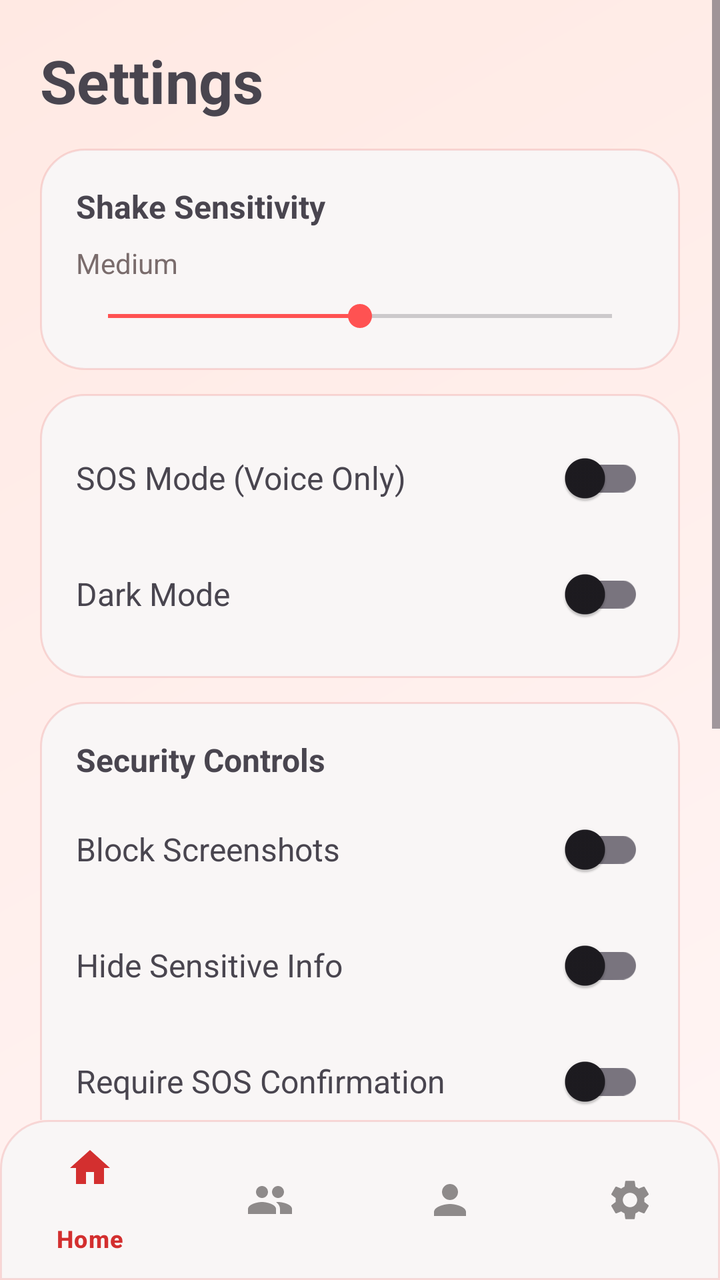
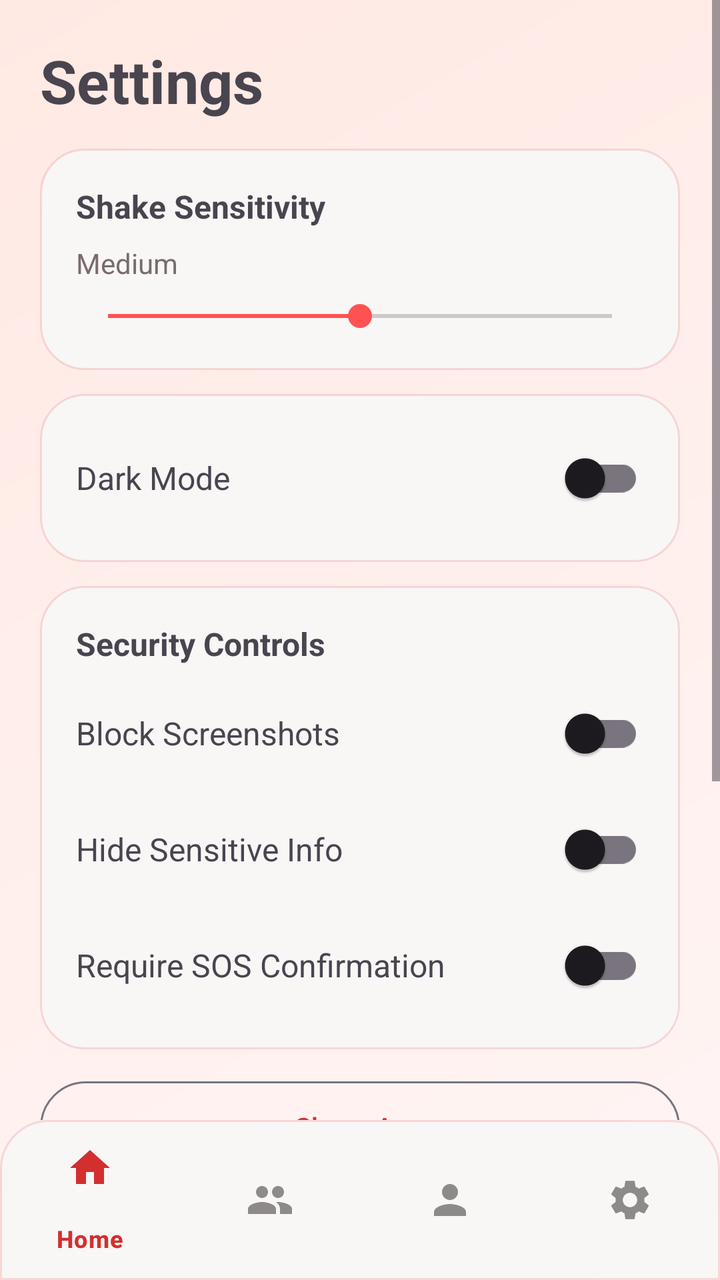

Screens rendered from an Android XML layout before and after an edit, with the pre-edit source and the edit as a unified diff.
<!-- AndroidManifest.xml: application theme Theme.SOSApp -->
<!-- res/layout/activity_settings.xml -->
<?xml version="1.0" encoding="utf-8"?>
<androidx.constraintlayout.widget.ConstraintLayout xmlns:android="http://schemas.android.com/apk/res/android"
    xmlns:app="http://schemas.android.com/apk/res-auto"
    android:layout_width="match_parent"
    android:layout_height="match_parent"
    android:background="@drawable/bg_screen_gradient">

    <ScrollView
        android:layout_width="match_parent"
        android:layout_height="0dp"
        android:fillViewport="true"
        app:layout_constraintTop_toTopOf="parent"
        app:layout_constraintBottom_toTopOf="@id/bottomNavigation">

        <LinearLayout
            android:layout_width="match_parent"
            android:layout_height="wrap_content"
            android:orientation="vertical"
            android:padding="20dp">

            <TextView
                android:layout_width="wrap_content"
                android:layout_height="wrap_content"
                android:text="@string/settings"
                android:textSize="30sp"
                android:textStyle="bold"
                android:layout_marginBottom="14dp" />

            <LinearLayout
                android:layout_width="match_parent"
                android:layout_height="wrap_content"
                android:orientation="vertical"
                android:padding="18dp"
                android:background="@drawable/bg_card_modern"
                android:layout_marginBottom="12dp">

                <TextView
                    android:layout_width="wrap_content"
                    android:layout_height="wrap_content"
                    android:text="@string/shake_sensitivity"
                    android:textSize="16sp"
                    android:textStyle="bold"
                    android:layout_marginBottom="8dp" />

                <TextView
                    android:id="@+id/tvSensitivity"
                    android:layout_width="wrap_content"
                    android:layout_height="wrap_content"
                    android:text="@string/medium"
                    android:textColor="@color/text_muted"
                    android:layout_marginBottom="8dp" />

                <SeekBar
                    android:id="@+id/seekBarSensitivity"
                    android:layout_width="match_parent"
                    android:layout_height="wrap_content"
                    android:max="2"
                    android:progress="1" />
            </LinearLayout>

            <LinearLayout
                android:layout_width="match_parent"
                android:layout_height="wrap_content"
                android:orientation="vertical"
                android:padding="18dp"
                android:background="@drawable/bg_card_modern"
                android:layout_marginBottom="12dp">

                <LinearLayout
                    android:layout_width="match_parent"
                    android:layout_height="wrap_content"
                    android:gravity="center_vertical"
                    android:layout_marginBottom="10dp">

                    <TextView
                        android:layout_width="0dp"
                        android:layout_height="wrap_content"
                        android:layout_weight="1"
                        android:text="@string/sos_mode"
                        android:textSize="16sp" />

                    <com.google.android.material.switchmaterial.SwitchMaterial
                        android:id="@+id/switchSOSMode"
                        android:layout_width="wrap_content"
                        android:layout_height="wrap_content" />
                </LinearLayout>

                <LinearLayout
                    android:layout_width="match_parent"
                    android:layout_height="wrap_content"
                    android:gravity="center_vertical">

                    <TextView
                        android:layout_width="0dp"
                        android:layout_height="wrap_content"
                        android:layout_weight="1"
                        android:text="@string/dark_mode"
                        android:textSize="16sp" />

                    <com.google.android.material.switchmaterial.SwitchMaterial
                        android:id="@+id/switchDarkMode"
                        android:layout_width="wrap_content"
                        android:layout_height="wrap_content" />
                </LinearLayout>
            </LinearLayout>

            <LinearLayout
                android:layout_width="match_parent"
                android:layout_height="wrap_content"
                android:orientation="vertical"
                android:padding="18dp"
                android:background="@drawable/bg_card_modern"
                android:layout_marginBottom="12dp">

                <TextView
                    android:layout_width="wrap_content"
                    android:layout_height="wrap_content"
                    android:text="@string/security_controls"
                    android:textSize="16sp"
                    android:textStyle="bold"
                    android:layout_marginBottom="10dp" />

                <LinearLayout
                    android:layout_width="match_parent"
                    android:layout_height="wrap_content"
                    android:gravity="center_vertical"
                    android:layout_marginBottom="10dp">

                    <TextView
                        android:layout_width="0dp"
                        android:layout_height="wrap_content"
                        android:layout_weight="1"
                        android:text="@string/block_screenshots"
                        android:textSize="16sp" />

                    <com.google.android.material.switchmaterial.SwitchMaterial
                        android:id="@+id/switchBlockScreenshots"
                        android:layout_width="wrap_content"
                        android:layout_height="wrap_content" />
                </LinearLayout>

                <LinearLayout
                    android:layout_width="match_parent"
                    android:layout_height="wrap_content"
                    android:gravity="center_vertical"
                    android:layout_marginBottom="10dp">

                    <TextView
                        android:layout_width="0dp"
                        android:layout_height="wrap_content"
                        android:layout_weight="1"
                        android:text="@string/hide_sensitive_info"
                        android:textSize="16sp" />

                    <com.google.android.material.switchmaterial.SwitchMaterial
                        android:id="@+id/switchHideSensitiveInfo"
                        android:layout_width="wrap_content"
                        android:layout_height="wrap_content" />
                </LinearLayout>

                <LinearLayout
                    android:layout_width="match_parent"
                    android:layout_height="wrap_content"
                    android:gravity="center_vertical">

                    <TextView
                        android:layout_width="0dp"
                        android:layout_height="wrap_content"
                        android:layout_weight="1"
                        android:text="@string/require_sos_confirmation"
                        android:textSize="16sp" />

                    <com.google.android.material.switchmaterial.SwitchMaterial
                        android:id="@+id/switchRequireSosConfirmation"
                        android:layout_width="wrap_content"
                        android:layout_height="wrap_content" />
                </LinearLayout>
            </LinearLayout>

            <Button
                android:id="@+id/btnShare"
                android:layout_width="match_parent"
                android:layout_height="54dp"
                android:layout_marginBottom="10dp"
                style="@style/Widget.Material3.Button.OutlinedButton"
                android:text="@string/share_app" />

            <Button
                android:id="@+id/btnRate"
                android:layout_width="match_parent"
                android:layout_height="54dp"
                android:layout_marginBottom="10dp"
                style="@style/Widget.Material3.Button.OutlinedButton"
                android:text="@string/rate_app" />

            <Button
                android:id="@+id/btnPrivacy"
                android:layout_width="match_parent"
                android:layout_height="54dp"
                android:layout_marginBottom="10dp"
                style="@style/Widget.Material3.Button.OutlinedButton"
                android:text="@string/privacy_policy" />

            <Button
                android:id="@+id/btnLogout"
                android:layout_width="match_parent"
                android:layout_height="54dp"
                android:backgroundTint="@color/error"
                android:text="@string/logout"
                android:textColor="@color/white" />
        </LinearLayout>
    </ScrollView>

    <com.google.android.material.bottomnavigation.BottomNavigationView
        android:id="@+id/bottomNavigation"
        android:layout_width="match_parent"
        android:layout_height="wrap_content"
        android:background="@drawable/bg_bottom_nav"
        app:itemIconTint="@color/bottom_nav_item_color"
        app:itemTextColor="@color/bottom_nav_item_color"
        app:layout_constraintBottom_toBottomOf="parent"
        app:menu="@menu/bottom_navigation" />

</androidx.constraintlayout.widget.ConstraintLayout>
<!-- resources referenced by this layout -->
<resources>
  <color name="error">#F44336</color>
  <color name="text_muted">#7A6C6C</color>
  <color name="white">#FFFFFF</color>
  <!-- drawable bg_bottom_nav (drawable) -->
  <?xml version="1.0" encoding="utf-8"?>
  <shape xmlns:android="http://schemas.android.com/apk/res/android">
      <corners
          android:topLeftRadius="24dp"
          android:topRightRadius="24dp" />
      <solid android:color="@color/card_surface" />
      <stroke
          android:width="1dp"
          android:color="@color/card_stroke" />
  </shape>
  <!-- drawable bg_card_modern (drawable) -->
  <?xml version="1.0" encoding="utf-8"?>
  <shape xmlns:android="http://schemas.android.com/apk/res/android">
      <corners android:radius="22dp" />
      <solid android:color="@color/card_surface" />
      <stroke
          android:width="1dp"
          android:color="@color/card_stroke" />
  </shape>
  <!-- drawable bg_screen_gradient (drawable) -->
  <?xml version="1.0" encoding="utf-8"?>
  <shape xmlns:android="http://schemas.android.com/apk/res/android">
      <gradient
          android:angle="135"
          android:startColor="@color/gradient_start"
          android:endColor="@color/gradient_end" />
  </shape>
  <string name="block_screenshots">Block Screenshots</string>
  <string name="dark_mode">Dark Mode</string>
  <string name="hide_sensitive_info">Hide Sensitive Info</string>
  <string name="logout">Logout</string>
  <string name="medium">Medium</string>
  <string name="privacy_policy">Privacy Policy</string>
  <string name="rate_app">Rate App</string>
  <string name="require_sos_confirmation">Require SOS Confirmation</string>
  <string name="security_controls">Security Controls</string>
  <string name="settings">Settings</string>
  <string name="shake_sensitivity">Shake Sensitivity</string>
  <string name="share_app">Share App</string>
  <string name="sos_mode">SOS Mode (Voice Only)</string>
  <style name="Theme.SOSApp" parent="Theme.Material3.DayNight.NoActionBar">
          <item name="colorPrimary">@color/primary</item>
          <item name="colorPrimaryDark">@color/primary_dark</item>
          <item name="colorAccent">@color/accent</item>
          <item name="android:statusBarColor">@android:color/transparent</item>
          <item name="android:windowBackground">?attr/colorSurface</item>
      </style>
  <color name="card_surface">#F9F6F6</color>
  <color name="card_stroke">#26D32F2F</color>
  <color name="gradient_start">#FFF5F5</color>
  <color name="gradient_end">#FFE9E3</color>
  <color name="primary">#D32F2F</color>
  <color name="primary_dark">#B71C1C</color>
  <color name="accent">#FF5252</color>
</resources>

<!-- the commit's change to res/layout/activity_settings.xml (unified diff, before → after) -->
@@ -65,25 +65,6 @@
                 android:padding="18dp"
                 android:background="@drawable/bg_card_modern"
                 android:layout_marginBottom="12dp">
-
-                <LinearLayout
-                    android:layout_width="match_parent"
-                    android:layout_height="wrap_content"
-                    android:gravity="center_vertical"
-                    android:layout_marginBottom="10dp">
-
-                    <TextView
-                        android:layout_width="0dp"
-                        android:layout_height="wrap_content"
-                        android:layout_weight="1"
-                        android:text="@string/sos_mode"
-                        android:textSize="16sp" />
-
-                    <com.google.android.material.switchmaterial.SwitchMaterial
-                        android:id="@+id/switchSOSMode"
-                        android:layout_width="wrap_content"
-                        android:layout_height="wrap_content" />
-                </LinearLayout>
 
                 <LinearLayout
                     android:layout_width="match_parent"
<!-- resource entries referenced after the edit -->
@@ -43,7 +43,6 @@
   <string name="settings">Settings</string>
   <string name="shake_sensitivity">Shake Sensitivity</string>
   <string name="share_app">Share App</string>
-  <string name="sos_mode">SOS Mode (Voice Only)</string>
   <style name="Theme.SOSApp" parent="Theme.Material3.DayNight.NoActionBar">
           <item name="colorPrimary">@color/primary</item>
           <item name="colorPrimaryDark">@color/primary_dark</item>
